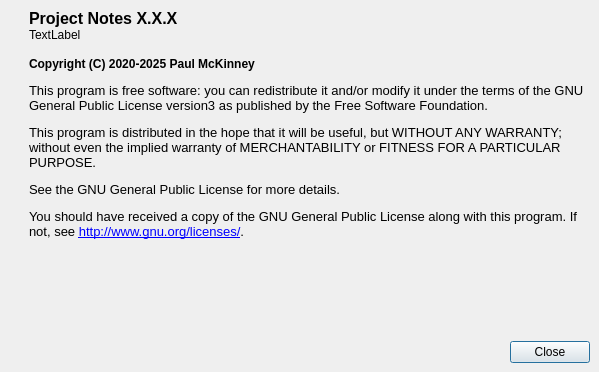
Before: the Qt Designer form aboutdialog.ui in kestermckinney/ProjectNotes, drawn with Qt 5.
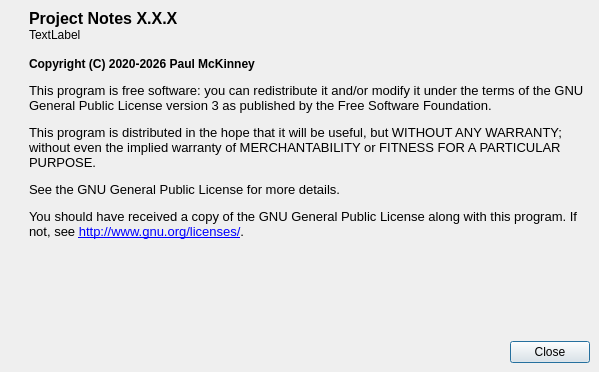
After: the same form once the commit is applied. Icons and pictures are not drawn.

Commit message: fixed release build on windows to find postgres drivers

```diff
--- a/aboutdialog.ui
+++ b/aboutdialog.ui
@@ -142,7 +142,7 @@
           </font>
          </property>
          <property name="text">
-          <string>&lt;html&gt;&lt;head/&gt;&lt;body&gt;&lt;p&gt;&lt;br/&gt;&lt;span style=&quot; font-size:9pt; font-weight:700;&quot;&gt;Copyright (C) 2020-2025 Paul McKinney&lt;/span&gt;&lt;/p&gt;&lt;p&gt;This program is free software: you can redistribute it and/or modify it under the terms of the GNU General Public License version3 as published by the Free Software Foundation.&lt;/p&gt;&lt;p&gt;This program is distributed in the hope that it will be useful, but WITHOUT ANY WARRANTY; without even the implied warranty of MERCHANTABILITY or FITNESS FOR A PARTICULAR PURPOSE.&lt;/p&gt;&lt;p&gt;See the GNU General Public License for more details.&lt;/p&gt;&lt;p&gt;You should have received a copy of the GNU General Public License along with this program. If not, see &lt;a href=&quot;http://www.gnu.org/licenses/&quot;&gt;&lt;span style=&quot; text-decoration: underline; color:#0000ff;&quot;&gt;http://www.gnu.org/licenses/&lt;/span&gt;&lt;/a&gt;.&lt;/p&gt;&lt;/body&gt;&lt;/html&gt;</string>
+          <string>&lt;html&gt;&lt;head/&gt;&lt;body&gt;&lt;p&gt;&lt;br/&gt;&lt;span style=&quot; font-size:9pt; font-weight:700;&quot;&gt;Copyright (C) 2020-2026 Paul McKinney&lt;/span&gt;&lt;/p&gt;&lt;p&gt;This program is free software: you can redistribute it and/or modify it under the terms of the GNU General Public License version 3 as published by the Free Software Foundation.&lt;/p&gt;&lt;p&gt;This program is distributed in the hope that it will be useful, but WITHOUT ANY WARRANTY; without even the implied warranty of MERCHANTABILITY or FITNESS FOR A PARTICULAR PURPOSE.&lt;/p&gt;&lt;p&gt;See the GNU General Public License for more details.&lt;/p&gt;&lt;p&gt;You should have received a copy of the GNU General Public License along with this program. If not, see &lt;a href=&quot;http://www.gnu.org/licenses/&quot;&gt;&lt;span style=&quot; text-decoration: underline; color:#0000ff;&quot;&gt;http://www.gnu.org/licenses/&lt;/span&gt;&lt;/a&gt;.&lt;/p&gt;&lt;/body&gt;&lt;/html&gt;</string>
          </property>
          <property name="scaledContents">
           <bool>false</bool>
```
The commit also changes 1 other file.
